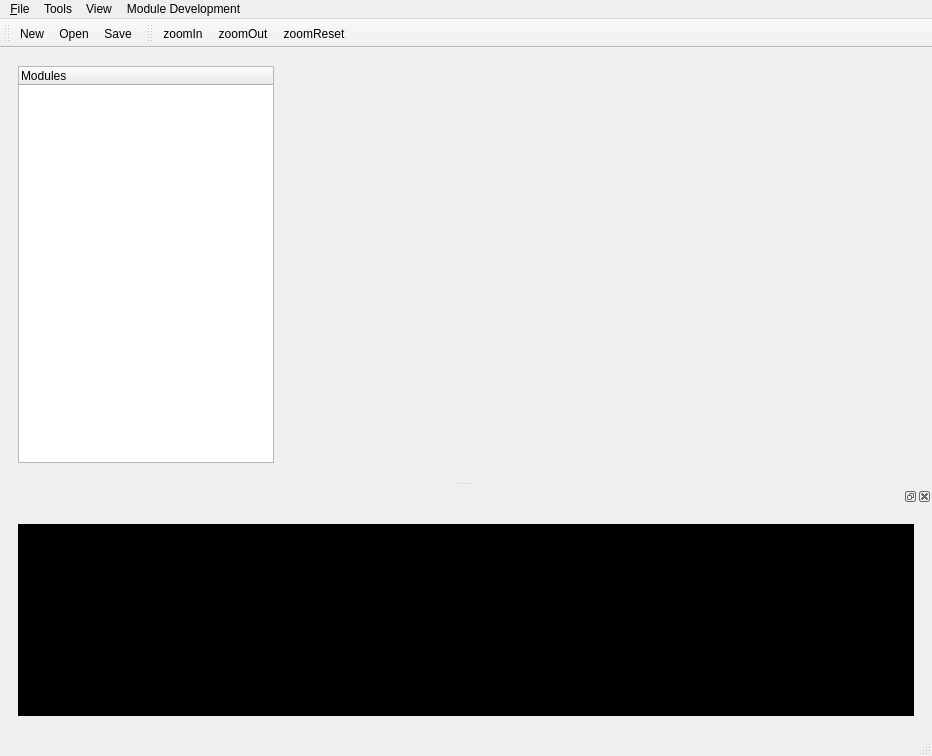
The window that src/libdynamind-gui/mainwindow.ui (iut-ibk/DynaMind-ToolBox) describes before a commit, drawn with Qt 5.
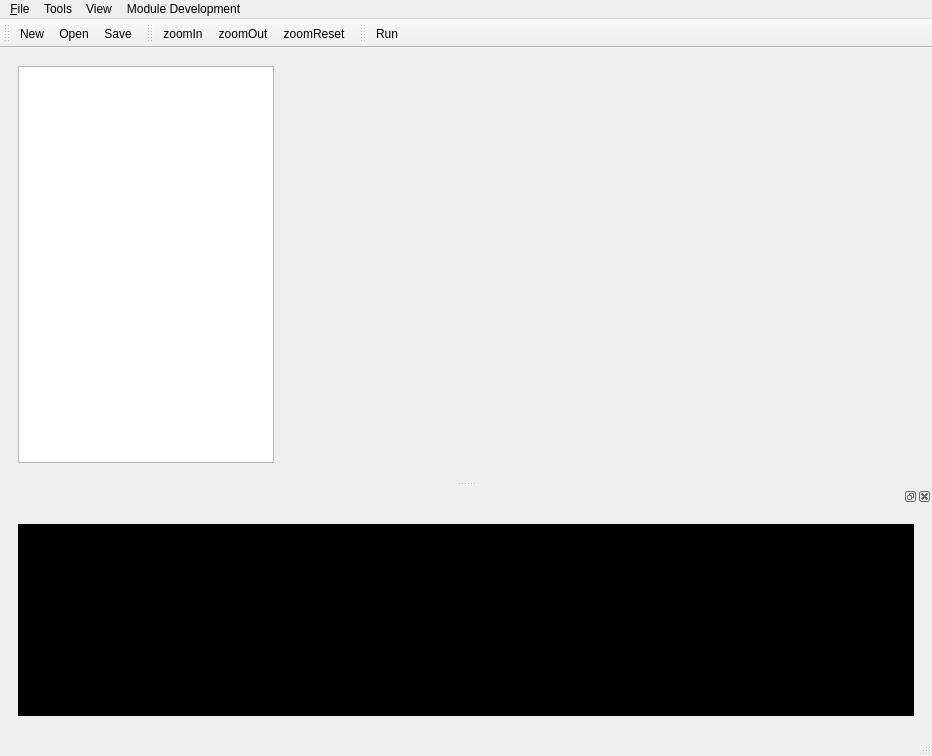
The same window after the commit. Icons and pictures are not drawn.

What changed in the file:
```diff
--- a/src/libdynamind-gui/mainwindow.ui
+++ b/src/libdynamind-gui/mainwindow.ui
@@ -48,7 +48,7 @@
           <bool>true</bool>
          </property>
          <attribute name="headerVisible">
-          <bool>true</bool>
+          <bool>false</bool>
          </attribute>
          <attribute name="headerCascadingSectionResizes">
           <bool>false</bool>
@@ -614,6 +614,18 @@
    <addaction name="actionZoomOut"/>
    <addaction name="actionZoomReset"/>
   </widget>
+  <widget class="QToolBar" name="toolBar_3">
+   <property name="windowTitle">
+    <string>toolBar_3</string>
+   </property>
+   <attribute name="toolBarArea">
+    <enum>TopToolBarArea</enum>
+   </attribute>
+   <attribute name="toolBarBreak">
+    <bool>false</bool>
+   </attribute>
+   <addaction name="actionRun"/>
+  </widget>
   <action name="actionRun">
    <property name="text">
     <string>Run</string>
```
Left out of the diff: 10 changed lines with no effect on the pictures.
